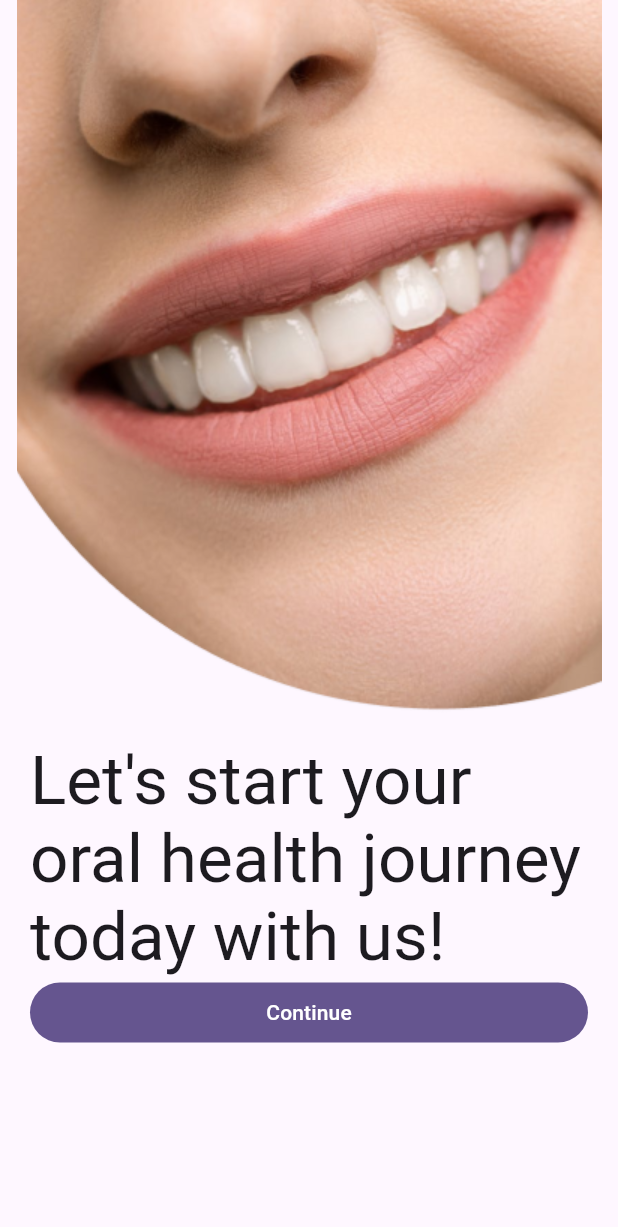
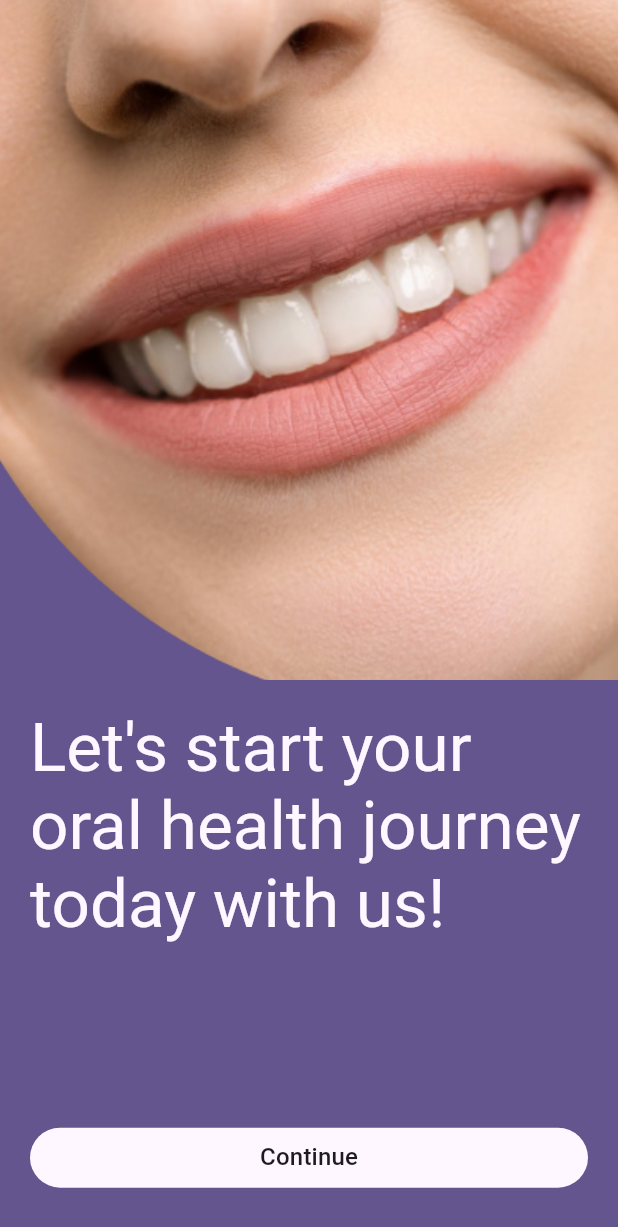
Before and after one commit to ifmedtech/dental_ui, a Flutter app: the OnBoardingPage screen opened directly, on a phone screen of 412 x 824 dp. Shown: the top 1227 px of the screen. Run offline on Flutter 3.47's test engine with Material 3 defaults, Android fonts, the phone set to English and light mode, and no system bars; our stand-ins replace go_router, image_picker; missing offline and left inert: flutter_uvc_camera, tflite_flutter.

Commit message:
Onboarding design completed

```diff
--- a/lib/features/app/presentation/pages/on_boarding_page.dart
+++ b/lib/features/app/presentation/pages/on_boarding_page.dart
@@ -8,26 +8,38 @@ class OnBoardingPage extends StatelessWidget {
   @override
   Widget build(BuildContext context) {
     return Scaffold(
+      backgroundColor: Theme.of(context).primaryColor,
       body: Column(
         children: [
           Image.asset(
             ImageConstant.onboarding,
-            fit: BoxFit.fitWidth,
+            fit: BoxFit.cover,
+            width: double.maxFinite,
+            height: MediaQuery.sizeOf(context).height * 0.55,
           ),
-          Padding(
+          Container(
+            height: MediaQuery.sizeOf(context).height * 0.44,
             padding: const EdgeInsets.all(20),
             child: Column(
-              mainAxisAlignment: MainAxisAlignment.spaceEvenly,
               children: [
                 Text(
                   TextConstant.onboarding,
-                  style: Theme.of(context).textTheme.displayMedium,
+                  style: Theme.of(context).textTheme.displayMedium!.copyWith(
+                      color: Theme.of(context).colorScheme.background),
                 ),
+                Spacer(),
                 SizedBox(
                   width: double.maxFinite,
                   child: FilledButton(
+                    style: ButtonStyle(
+                        backgroundColor: MaterialStateProperty.all(
+                            Theme.of(context).colorScheme.background)),
                     onPressed: () {},
-                    child: Text(TextConstant.continueT),
+                    child: Text(
+                      TextConstant.continueT,
+                      style: Theme.of(context).textTheme.titleMedium!.copyWith(
+                          color: Theme.of(context).colorScheme.onBackground),
+                    ),
                   ),
                 )
               ],
--- a/lib/go_router.dart
+++ b/lib/go_router.dart
@@ -1,4 +1,4 @@
-import 'package:dental_ui/camera.dart';
+import 'package:dental_ui/features/app/presentation/pages/on_boarding_page.dart';
 import 'package:go_router/go_router.dart';
 
 class Routing {
@@ -6,7 +6,7 @@ class Routing {
     routes: [
       GoRoute(
         path: '/',
-        builder: (context, state) => const CameraTest(),
+        builder: (context, state) => const OnBoardingPage(),
       ),
     ],
   );
```
